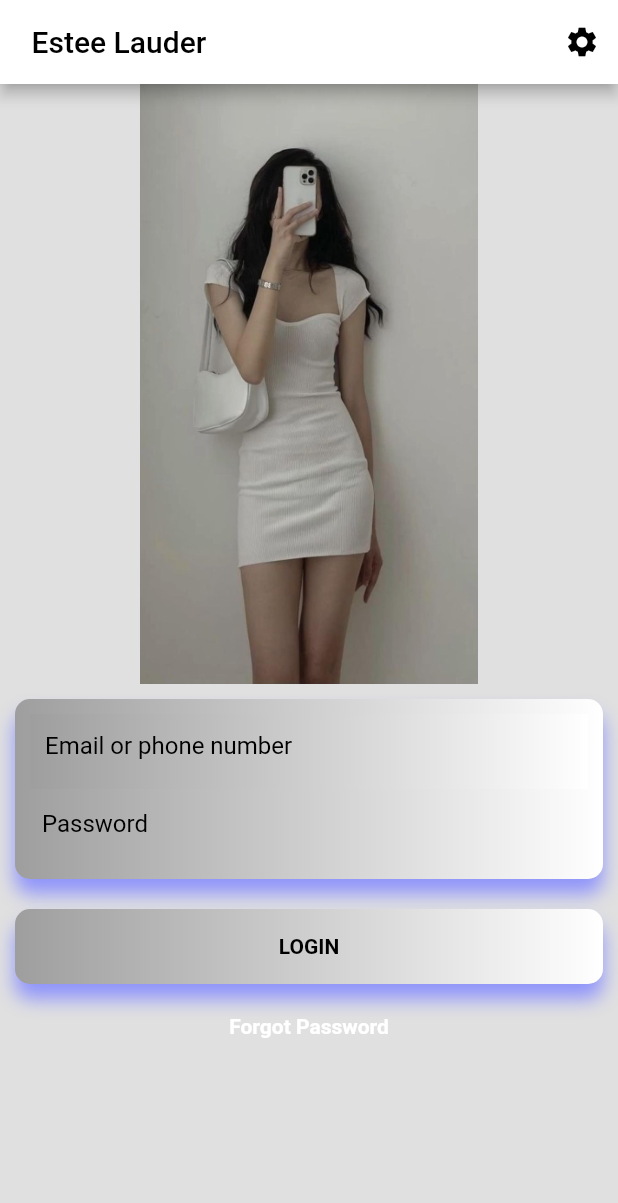
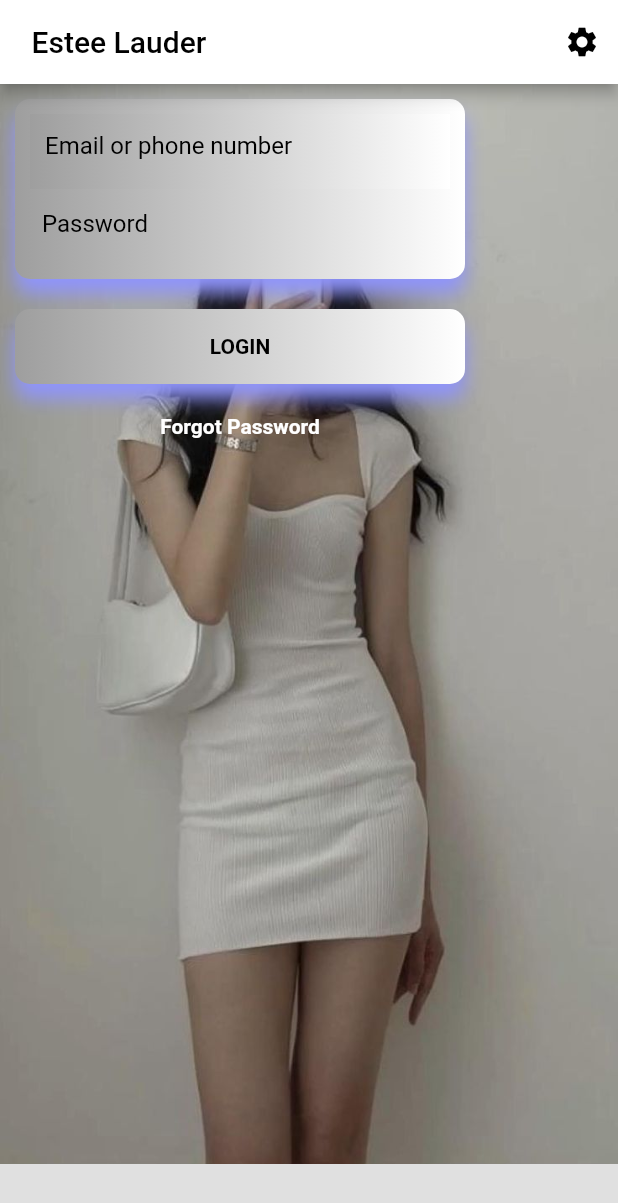
Before and after one commit to jananialagar/loginpage_flutter, a Flutter app: the screen it shows after launch, on a phone screen of 412 x 824 dp. Shown: the top 1203 px of the screen. Run offline on Flutter 3.47's test engine with Material 2 defaults, Android fonts, the phone set to English and light mode, and no system bars.

Commit message:
commit_2

```diff
--- a/lib/main.dart
+++ b/lib/main.dart
@@ -31,20 +31,23 @@ class MyApp extends StatelessWidget {
       body: Container(
         child: Column(
           children: <Widget>[
+            Stack(
+              children: [
                 Container(
-            height: 400,
+                  height: 720,
                   decoration: const BoxDecoration(
                     image: DecorationImage(
                         image: AssetImage('assets/images/fashion.jpeg'),
-                  fit: BoxFit.fitHeight),
+                        fit: BoxFit.cover),
                   ),
                 ),
                 Padding(
                   padding: const EdgeInsets.all(10.0),
                   child: Column(
+                    mainAxisAlignment: MainAxisAlignment.center,
                     children: [
                       Container(
-                  width: 400,
+                        width: 300,
                         padding: const EdgeInsets.all(10),
                         decoration: BoxDecoration(
                           gradient: const LinearGradient(colors: [
@@ -60,6 +63,7 @@ class MyApp extends StatelessWidget {
                           ],
                         ),
                         child: Column(
+                          mainAxisAlignment: MainAxisAlignment.center,
                           children: <Widget>[
                             Container(
                               height: 50,
@@ -81,6 +85,9 @@ class MyApp extends StatelessWidget {
                                 ),
                               ),
                             ),
+                            const Align(
+                              alignment: Alignment.centerRight,
+                            ),
                             Container(
                               height: 50,
                               width: 400,
@@ -101,7 +108,7 @@ class MyApp extends StatelessWidget {
                       ),
                       Container(
                         height: 50,
-                  width: 400,
+                        width: 300,
                         decoration: BoxDecoration(
                           borderRadius: BorderRadius.circular(10),
                           gradient: const LinearGradient(colors: [
@@ -137,7 +144,10 @@ class MyApp extends StatelessWidget {
                   ),
                 ),
               ],
-      )),
+            ),
+          ],
+        ),
+      ),
     );
   }
 }
--- a/pubspec.yaml
+++ b/pubspec.yaml
@@ -35,6 +35,7 @@ dependencies:
   # The following adds the Cupertino Icons font to your application.
   # Use with the CupertinoIcons class for iOS style icons.
   cupertino_icons: ^1.0.2
+
 
 dev_dependencies:
   flutter_test:
```
Lines whose indentation alone changed are shown as unchanged.
